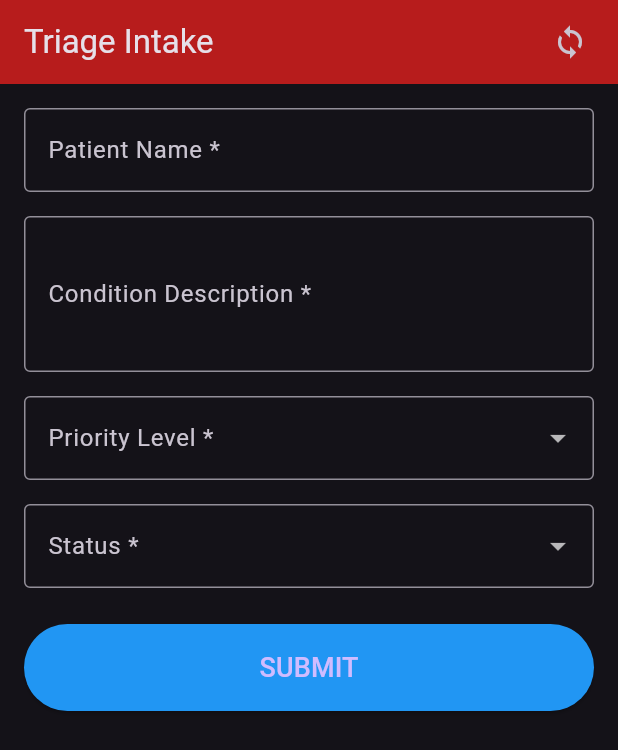
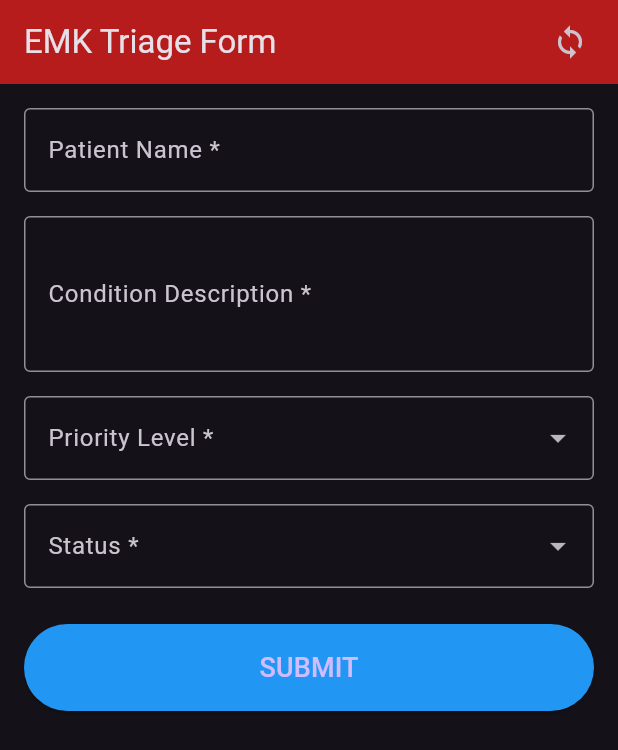
Before and after one commit to vicky-ogutu/Triage-Form, a Flutter app: the screen it shows after launch, on a phone screen of 412 x 824 dp. Shown: the top 750 px of the screen. Run offline on Flutter 3.47's test engine with Material 3 defaults, Android fonts, the light colour scheme and no system bars; our stand-ins replace connectivity_plus, flutter_riverpod, hive, hive_flutter; accounts and stored records are empty.

```diff
--- a/lib/screens/triage_form.dart
+++ b/lib/screens/triage_form.dart
@@ -114,7 +114,7 @@ class _TriageFormState extends ConsumerState<TriageForm> {
 
     return Scaffold(
       appBar: AppBar(
-        title: const Text('Triage Intake'),
+        title: const Text('EMK Triage Form'),
         backgroundColor: Colors.red[900],
         actions: [
           // Sync status badge
```
Also changed, not shown: 1 other file.
